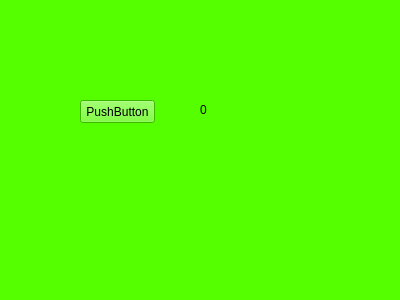
Before: the Qt Designer form gun071/ekran1.ui in sinanurun/btkAydinPython, drawn with Qt 5.
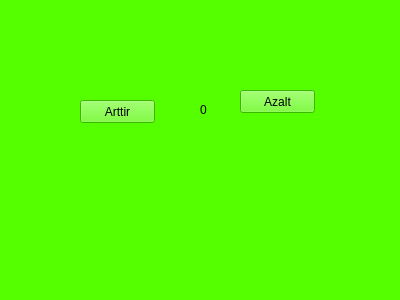
After: the same form once the commit is applied.

What changed in the file:
```diff
--- a/gun071/ekran1.ui
+++ b/gun071/ekran1.ui
@@ -26,7 +26,7 @@
     </rect>
    </property>
    <property name="text">
-    <string>PushButton</string>
+    <string>Arttir</string>
    </property>
   </widget>
   <widget class="QLabel" name="label">
@@ -42,6 +42,19 @@
     <string>0</string>
    </property>
   </widget>
+  <widget class="QPushButton" name="pushButton_2">
+   <property name="geometry">
+    <rect>
+     <x>240</x>
+     <y>90</y>
+     <width>75</width>
+     <height>23</height>
+    </rect>
+   </property>
+   <property name="text">
+    <string>Azalt</string>
+   </property>
+  </widget>
  </widget>
  <resources/>
  <connections/>
```
